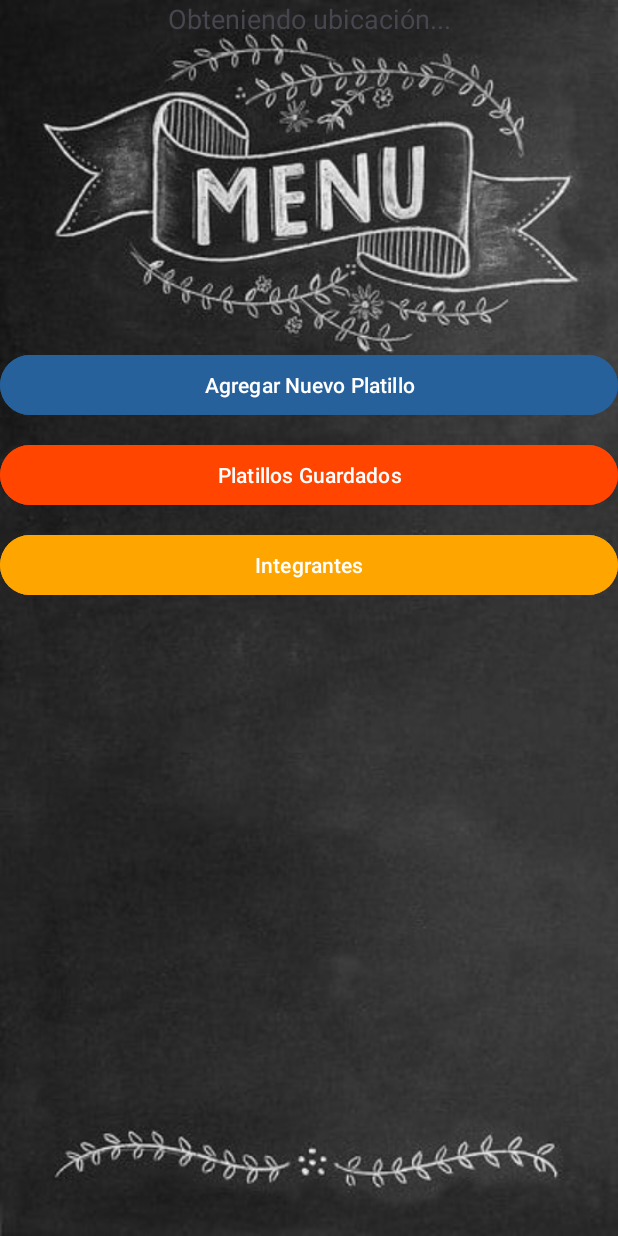
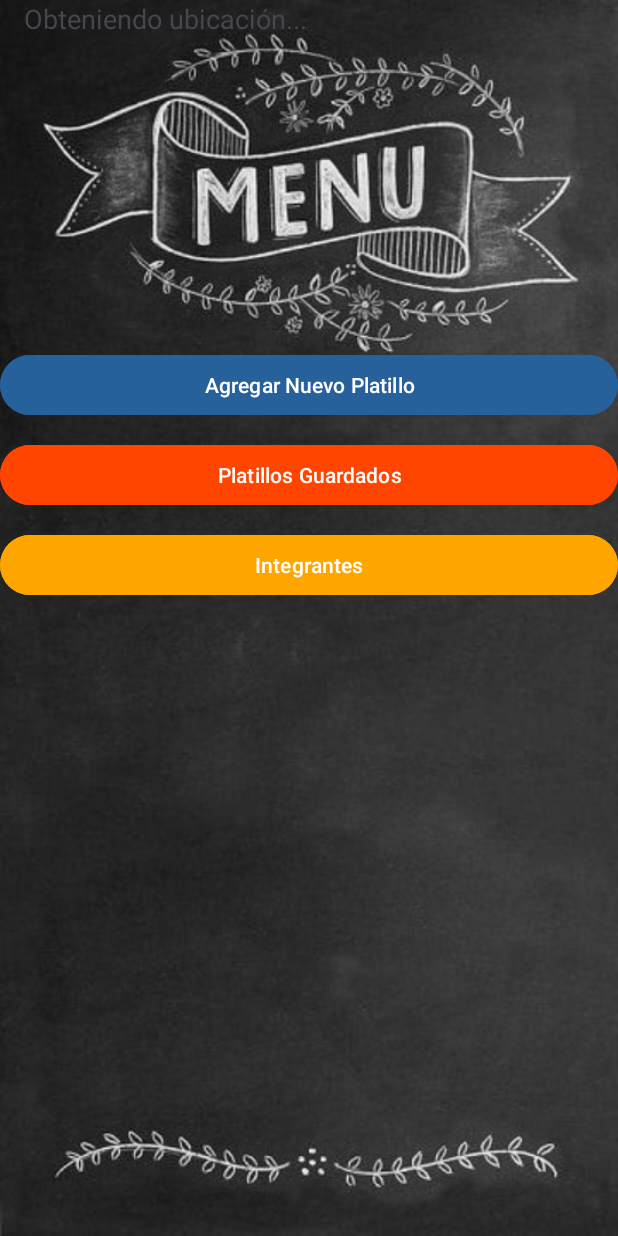
Before and after one commit to LeonelGuerra7/ProyectoFinalPrograII, an Android app: the screen it shows after launch (MainActivity), on a phone screen of 412 x 824 dp. Run offline under Robolectric (Android 15) with nearby library versions, the phone set to English and light mode, and no system bars.

Commit message:
Codigo ya finalizado.

```diff
--- a/app/src/main/res/layout/activity_main.xml
+++ b/app/src/main/res/layout/activity_main.xml
@@ -21,6 +21,7 @@
             android:textSize="18sp"
             app:layout_constraintBottom_toTopOf="@+id/btnAgregarPlatillo"
             app:layout_constraintEnd_toEndOf="parent"
+            app:layout_constraintHorizontal_bias="0.071"
             app:layout_constraintStart_toStartOf="parent"
             app:layout_constraintTop_toTopOf="parent"
             app:layout_constraintVertical_bias="0.75" />
```
